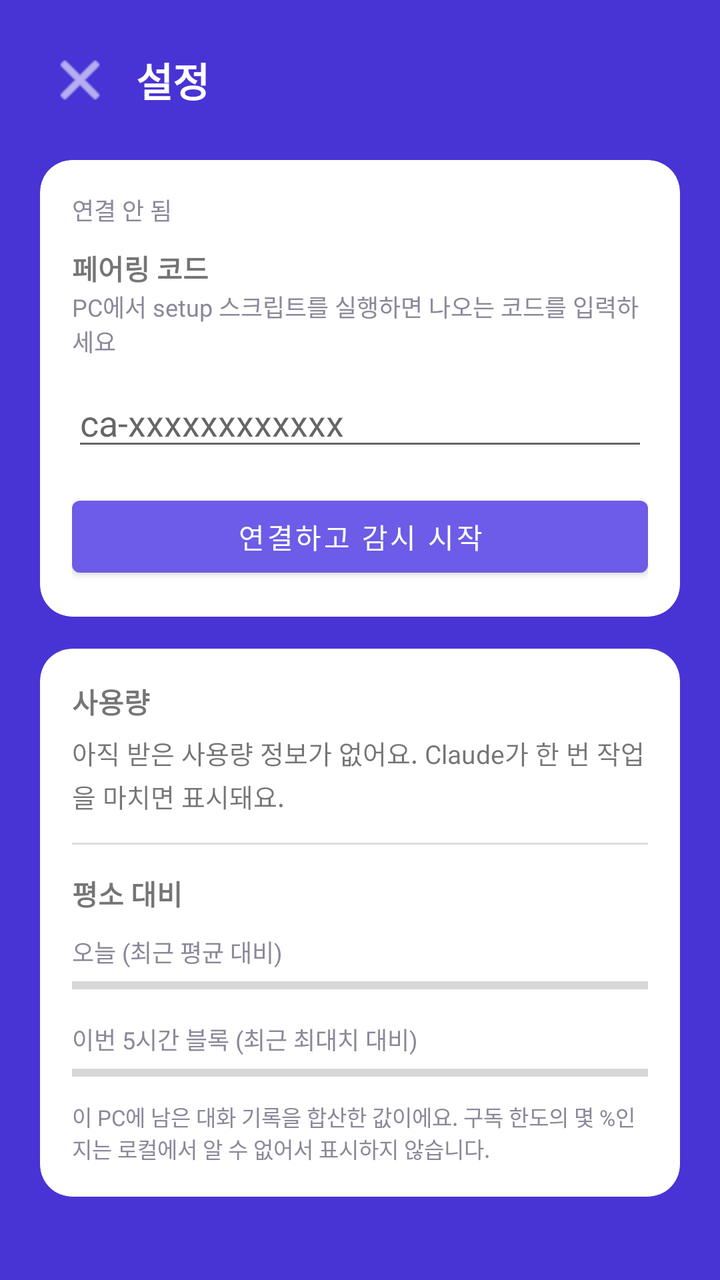
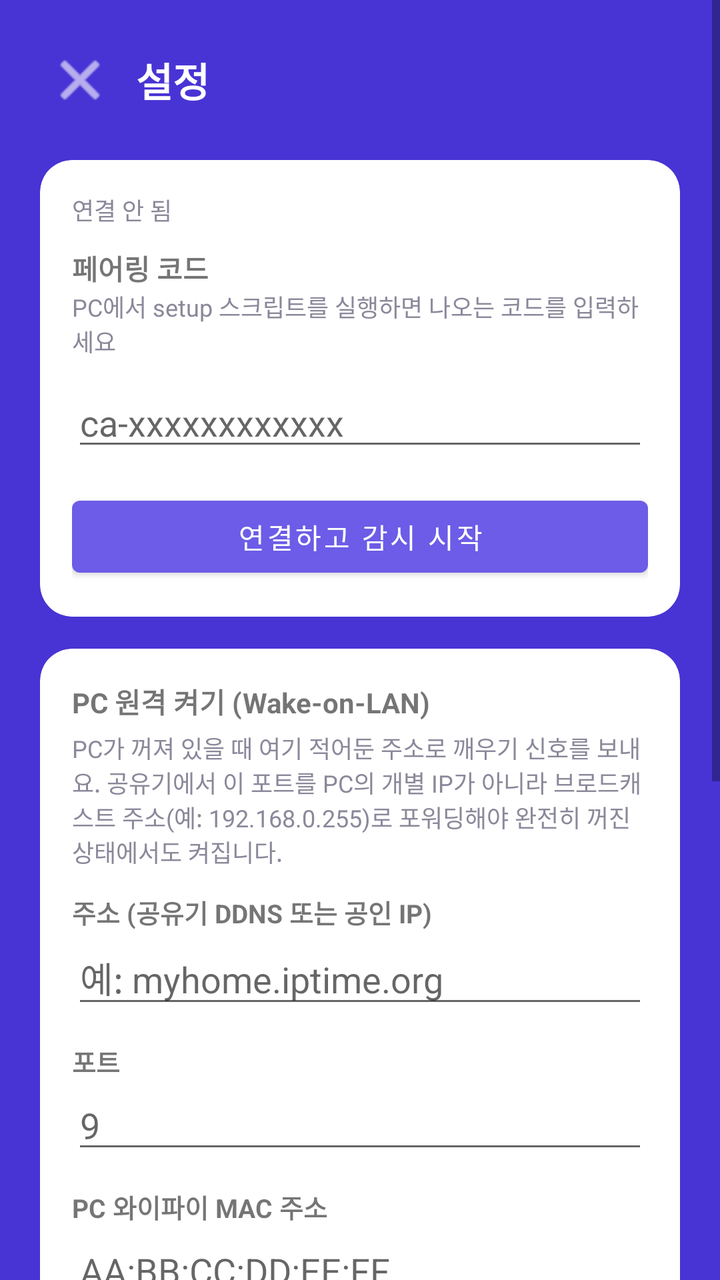

Compare the two renders of this Android layout. The source of the first and the diff that turns it into the second are given below.
<!-- AndroidManifest.xml: application theme Theme.ClaudeApprover -->
<!-- res/layout/activity_settings.xml -->
<?xml version="1.0" encoding="utf-8"?>
<ScrollView xmlns:android="http://schemas.android.com/apk/res/android"
    xmlns:app="http://schemas.android.com/apk/res-auto"
    android:layout_width="match_parent"
    android:layout_height="match_parent"
    android:background="?attr/colorPrimaryDark"
    android:fillViewport="true">

    <LinearLayout
        android:layout_width="match_parent"
        android:layout_height="wrap_content"
        android:orientation="vertical"
        android:padding="20dp">

        <LinearLayout
            android:layout_width="match_parent"
            android:layout_height="wrap_content"
            android:orientation="horizontal"
            android:gravity="center_vertical"
            android:layout_marginBottom="20dp">

            <ImageButton
                android:id="@+id/backButton"
                android:layout_width="40dp"
                android:layout_height="40dp"
                android:background="?attr/selectableItemBackgroundBorderless"
                android:contentDescription="@string/back_button_desc"
                android:src="@android:drawable/ic_menu_close_clear_cancel"
                app:tint="#FFFFFF" />

            <TextView
                android:layout_width="wrap_content"
                android:layout_height="wrap_content"
                android:text="@string/settings_title"
                android:textColor="#FFFFFF"
                android:textSize="20sp"
                android:textStyle="bold"
                android:layout_marginStart="8dp" />
        </LinearLayout>

        
        <androidx.cardview.widget.CardView
            android:layout_width="match_parent"
            android:layout_height="wrap_content"
            app:cardCornerRadius="16dp"
            app:cardElevation="0dp"
            android:layout_marginBottom="16dp">

            <LinearLayout
                android:layout_width="match_parent"
                android:layout_height="wrap_content"
                android:orientation="vertical"
                android:padding="16dp">

                <TextView
                    android:id="@+id/settingsStatusText"
                    android:layout_width="wrap_content"
                    android:layout_height="wrap_content"
                    android:text="@string/status_disconnected"
                    android:textSize="12sp"
                    android:textColor="@color/text_secondary"
                    android:layout_marginBottom="10dp" />

                <TextView
                    android:layout_width="wrap_content"
                    android:layout_height="wrap_content"
                    android:text="@string/pairing_code_label"
                    android:textStyle="bold"
                    android:textSize="14sp" />

                <TextView
                    android:layout_width="wrap_content"
                    android:layout_height="wrap_content"
                    android:text="@string/pairing_code_hint"
                    android:textSize="12sp"
                    android:textColor="@color/text_secondary"
                    android:layout_marginBottom="10dp" />

                <EditText
                    android:id="@+id/pairingCodeInput"
                    android:layout_width="match_parent"
                    android:layout_height="wrap_content"
                    android:inputType="textNoSuggestions"
                    android:hint="ca-xxxxxxxxxxxx"
                    android:autofillHints="" />

                <LinearLayout
                    android:layout_width="match_parent"
                    android:layout_height="wrap_content"
                    android:orientation="horizontal"
                    android:layout_marginTop="14dp">

                    <com.google.android.material.button.MaterialButton
                        android:id="@+id/connectButton"
                        android:layout_width="0dp"
                        android:layout_height="wrap_content"
                        android:layout_weight="1"
                        android:text="@string/connect_button" />
                </LinearLayout>
            </LinearLayout>
        </androidx.cardview.widget.CardView>

        
        <androidx.cardview.widget.CardView
            android:layout_width="match_parent"
            android:layout_height="wrap_content"
            app:cardCornerRadius="16dp"
            app:cardElevation="0dp"
            android:layout_marginBottom="16dp">

            <LinearLayout
                android:layout_width="match_parent"
                android:layout_height="wrap_content"
                android:orientation="vertical"
                android:padding="16dp">

                <TextView
                    android:layout_width="wrap_content"
                    android:layout_height="wrap_content"
                    android:text="@string/usage_card_title"
                    android:textStyle="bold"
                    android:textSize="14sp" />

                <TextView
                    android:id="@+id/usageText"
                    android:layout_width="match_parent"
                    android:layout_height="wrap_content"
                    android:text="@string/usage_never"
                    android:textSize="13sp"
                    android:lineSpacingExtra="3dp"
                    android:layout_marginTop="6dp" />

                <View
                    android:layout_width="match_parent"
                    android:layout_height="1dp"
                    android:background="#22000000"
                    android:layout_marginTop="14dp"
                    android:layout_marginBottom="14dp" />

                <TextView
                    android:layout_width="wrap_content"
                    android:layout_height="wrap_content"
                    android:text="@string/baseline_card_title"
                    android:textStyle="bold"
                    android:textSize="14sp" />

                <LinearLayout
                    android:layout_width="match_parent"
                    android:layout_height="wrap_content"
                    android:orientation="horizontal"
                    android:layout_marginTop="10dp">

                    <TextView
                        android:layout_width="0dp"
                        android:layout_height="wrap_content"
                        android:layout_weight="1"
                        android:text="@string/baseline_today_label"
                        android:textSize="12sp"
                        android:textColor="@color/text_secondary" />

                    <TextView
                        android:id="@+id/todayBaselinePctText"
                        android:layout_width="wrap_content"
                        android:layout_height="wrap_content"
                        android:textSize="12sp"
                        android:textStyle="bold" />
                </LinearLayout>

                <ProgressBar
                    android:id="@+id/todayBaselineBar"
                    style="?android:attr/progressBarStyleHorizontal"
                    android:layout_width="match_parent"
                    android:layout_height="8dp"
                    android:layout_marginTop="4dp"
                    android:max="100"
                    android:progress="0" />

                <LinearLayout
                    android:layout_width="match_parent"
                    android:layout_height="wrap_content"
                    android:orientation="horizontal"
                    android:layout_marginTop="14dp">

                    <TextView
                        android:layout_width="0dp"
                        android:layout_height="wrap_content"
                        android:layout_weight="1"
                        android:text="@string/baseline_block_label"
                        android:textSize="12sp"
                        android:textColor="@color/text_secondary" />

                    <TextView
                        android:id="@+id/blockBaselinePctText"
                        android:layout_width="wrap_content"
                        android:layout_height="wrap_content"
                        android:textSize="12sp"
                        android:textStyle="bold" />
                </LinearLayout>

                <ProgressBar
                    android:id="@+id/blockBaselineBar"
                    style="?android:attr/progressBarStyleHorizontal"
                    android:layout_width="match_parent"
                    android:layout_height="8dp"
                    android:layout_marginTop="4dp"
                    android:max="100"
                    android:progress="0" />

                <TextView
                    android:id="@+id/usageDisclaimer"
                    android:layout_width="match_parent"
                    android:layout_height="wrap_content"
                    android:text="@string/usage_disclaimer"
                    android:textSize="11sp"
                    android:textColor="@color/text_secondary"
                    android:layout_marginTop="10dp" />
            </LinearLayout>
        </androidx.cardview.widget.CardView>

    </LinearLayout>
</ScrollView>
<!-- resources referenced by this layout -->
<resources>
  <color name="text_secondary">#8B889A</color>
  <string name="back_button_desc">뒤로가기</string>
  <string name="baseline_block_label">이번 5시간 블록 (최근 최대치 대비)</string>
  <string name="baseline_card_title">평소 대비</string>
  <string name="baseline_today_label">오늘 (최근 평균 대비)</string>
  <string name="connect_button">연결하고 감시 시작</string>
  <string name="pairing_code_hint">PC에서 setup 스크립트를 실행하면 나오는 코드를 입력하세요</string>
  <string name="pairing_code_label">페어링 코드</string>
  <string name="settings_title">설정</string>
  <string name="status_disconnected">연결 안 됨</string>
  <string name="usage_card_title">사용량</string>
  <string name="usage_disclaimer">이 PC에 남은 대화 기록을 합산한 값이에요. 구독 한도의 몇 %인지는 로컬에서 알 수 없어서 표시하지 않습니다.</string>
  <string name="usage_never">아직 받은 사용량 정보가 없어요. Claude가 한 번 작업을 마치면 표시돼요.</string>
  <style name="Theme.ClaudeApprover" parent="Theme.MaterialComponents.DayNight.NoActionBar">
          <item name="colorPrimary">@color/brand_primary</item>
          <item name="colorPrimaryDark">@color/brand_primary_dark</item>
          <item name="colorAccent">@color/brand_accent</item>
          <item name="android:statusBarColor" tools:targetApi="21">@color/brand_primary_dark</item>
      </style>
  <color name="brand_primary">#6C5CE7</color>
  <color name="brand_primary_dark">#4834D4</color>
  <color name="brand_accent">#00B894</color>
</resources>

<!-- the commit's change to res/layout/activity_settings.xml (unified diff, before → after) -->
@@ -117,6 +117,117 @@
                 <TextView
                     android:layout_width="wrap_content"
                     android:layout_height="wrap_content"
+                    android:text="@string/wol_card_title"
+                    android:textStyle="bold"
+                    android:textSize="14sp" />
+
+                <TextView
+                    android:layout_width="match_parent"
+                    android:layout_height="wrap_content"
+                    android:text="@string/wol_card_description"
+                    android:textSize="12sp"
+                    android:textColor="@color/text_secondary"
+                    android:layout_marginTop="4dp"
+                    android:layout_marginBottom="12dp" />
+
+                <TextView
+                    android:layout_width="wrap_content"
+                    android:layout_height="wrap_content"
+                    android:text="@string/wol_host_label"
+                    android:textStyle="bold"
+                    android:textSize="13sp" />
+
+                <EditText
+                    android:id="@+id/wolHostInput"
+                    android:layout_width="match_parent"
+                    android:layout_height="wrap_content"
+                    android:inputType="textNoSuggestions|textUri"
+                    android:hint="@string/wol_host_hint"
+                    android:autofillHints=""
+                    android:layout_marginBottom="12dp" />
+
+                <TextView
+                    android:layout_width="wrap_content"
+                    android:layout_height="wrap_content"
+                    android:text="@string/wol_port_label"
+                    android:textStyle="bold"
+                    android:textSize="13sp" />
+
+                <EditText
+                    android:id="@+id/wolPortInput"
+                    android:layout_width="match_parent"
+                    android:layout_height="wrap_content"
+                    android:inputType="number"
+                    android:hint="@string/wol_port_hint"
+                    android:autofillHints=""
+                    android:layout_marginBottom="12dp" />
+
+                <TextView
+                    android:layout_width="wrap_content"
+                    android:layout_height="wrap_content"
+                    android:text="@string/wol_mac_label"
+                    android:textStyle="bold"
+                    android:textSize="13sp" />
+
+                <EditText
+                    android:id="@+id/wolMacInput"
+                    android:layout_width="match_parent"
+                    android:layout_height="wrap_content"
+                    android:inputType="textNoSuggestions"
+                    android:hint="@string/wol_mac_hint"
+                    android:autofillHints=""
+                    android:layout_marginBottom="4dp" />
+
+                <TextView
+                    android:id="@+id/wolResultText"
+                    android:layout_width="match_parent"
+                    android:layout_height="wrap_content"
+                    android:textSize="12sp"
+                    android:textColor="@color/text_secondary"
+                    android:layout_marginBottom="8dp"
+                    android:visibility="gone" />
+
+                <LinearLayout
+                    android:layout_width="match_parent"
+                    android:layout_height="wrap_content"
+                    android:orientation="horizontal">
+
+                    <com.google.android.material.button.MaterialButton
+                        android:id="@+id/wolSaveButton"
+                        style="@style/Widget.MaterialComponents.Button.OutlinedButton"
+                        android:layout_width="0dp"
+                        android:layout_height="wrap_content"
+                        android:layout_weight="1"
+                        android:layout_marginEnd="8dp"
+                        android:text="@string/wol_save_button" />
+
+                    <com.google.android.material.button.MaterialButton
+                        android:id="@+id/wolTestButton"
+                        android:layout_width="0dp"
+                        android:layout_height="wrap_content"
+                        android:layout_weight="1"
+                        android:text="@string/wol_test_button" />
+                </LinearLayout>
+            </LinearLayout>
+        </androidx.cardview.widget.CardView>
+
+        
+        <androidx.cardview.widget.CardView
+            android:layout_width="match_parent"
+            android:layout_height="wrap_content"
+            app:cardCornerRadius="16dp"
+            app:cardElevation="0dp"
+            android:layout_marginBottom="16dp">
+
+            <LinearLayout
+                android:layout_width="match_parent"
+                android:layout_height="wrap_content"
+                android:orientation="vertical"
+                android:padding="16dp">
+
+                <TextView
+                    android:layout_width="wrap_content"
+                    android:layout_height="wrap_content"
                     android:text="@string/usage_card_title"
                     android:textStyle="bold"
                     android:textSize="14sp" />
<!-- resource entries referenced after the edit -->
@@ -13,6 +13,16 @@
   <string name="usage_card_title">사용량</string>
   <string name="usage_disclaimer">이 PC에 남은 대화 기록을 합산한 값이에요. 구독 한도의 몇 %인지는 로컬에서 알 수 없어서 표시하지 않습니다.</string>
   <string name="usage_never">아직 받은 사용량 정보가 없어요. Claude가 한 번 작업을 마치면 표시돼요.</string>
+  <string name="wol_card_description">PC가 꺼져 있을 때 여기 적어둔 주소로 깨우기 신호를 보내요. 공유기에서 이 포트를 PC의 개별 IP가 아니라 브로드캐스트 주소(예: 192.168.0.255)로 포워딩해야 완전히 꺼진 상태에서도 켜집니다.</string>
+  <string name="wol_card_title">PC 원격 켜기 (Wake-on-LAN)</string>
+  <string name="wol_host_hint">예: myhome.iptime.org</string>
+  <string name="wol_host_label">주소 (공유기 DDNS 또는 공인 IP)</string>
+  <string name="wol_mac_hint">AA:BB:CC:DD:EE:FF</string>
+  <string name="wol_mac_label">PC 와이파이 MAC 주소</string>
+  <string name="wol_port_hint">9</string>
+  <string name="wol_port_label">포트</string>
+  <string name="wol_save_button">저장</string>
+  <string name="wol_test_button">지금 켜보기</string>
   <style name="Theme.ClaudeApprover" parent="Theme.MaterialComponents.DayNight.NoActionBar">
           <item name="colorPrimary">@color/brand_primary</item>
           <item name="colorPrimaryDark">@color/brand_primary_dark</item>
